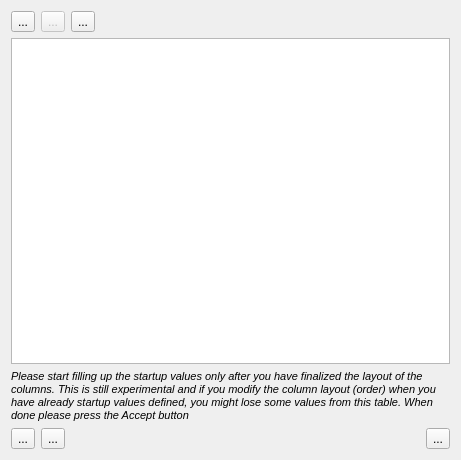
fritzone/ddm, file TableInstanceForm.ui: the form before one commit.
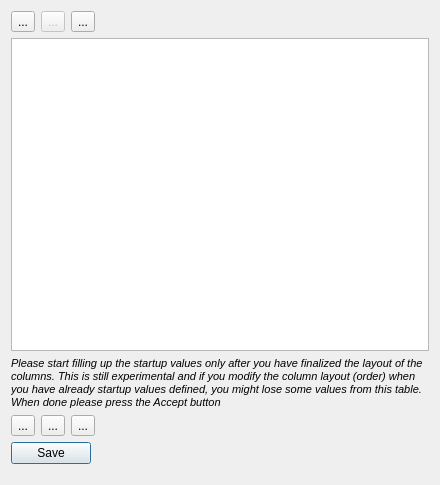
The form after the commit. Icons and pictures are not drawn.

Commit message: even more table instance implementation

Diff of the .ui file:
```diff
--- a/TableInstanceForm.ui
+++ b/TableInstanceForm.ui
@@ -6,8 +6,8 @@
    <rect>
     <x>0</x>
     <y>0</y>
-    <width>461</width>
-    <height>460</height>
+    <width>440</width>
+    <height>485</height>
    </rect>
   </property>
   <property name="windowTitle">
@@ -144,20 +144,7 @@
         </widget>
        </item>
        <item>
-        <spacer name="horizontalSpacer_7">
-         <property name="orientation">
-          <enum>Qt::Horizontal</enum>
-         </property>
-         <property name="sizeHint" stdset="0">
-          <size>
-           <width>40</width>
-           <height>20</height>
-          </size>
-         </property>
-        </spacer>
-       </item>
-       <item>
-        <widget class="QToolButton" name="btnUpdateTableWithDefaultValues">
+        <widget class="QToolButton" name="btnValidate">
          <property name="toolTip">
           <string>Validate values and update table</string>
          </property>
@@ -173,10 +160,42 @@
          </property>
         </widget>
        </item>
+       <item>
+        <spacer name="horizontalSpacer_7">
+         <property name="orientation">
+          <enum>Qt::Horizontal</enum>
+         </property>
+         <property name="sizeHint" stdset="0">
+          <size>
+           <width>40</width>
+           <height>20</height>
+          </size>
+         </property>
+        </spacer>
+       </item>
       </layout>
      </item>
     </layout>
    </item>
+   <item>
+    <widget class="QDialogButtonBox" name="buttonBox">
+     <property name="maximumSize">
+      <size>
+       <width>16777215</width>
+       <height>32</height>
+      </size>
+     </property>
+     <property name="orientation">
+      <enum>Qt::Vertical</enum>
+     </property>
+     <property name="standardButtons">
+      <set>QDialogButtonBox::Save</set>
+     </property>
+     <property name="centerButtons">
+      <bool>false</bool>
+     </property>
+    </widget>
+   </item>
   </layout>
  </widget>
  <resources/>
```
Left out of the diff: 108 changed lines with no effect on the pictures. The commit also changes 11 other files.
